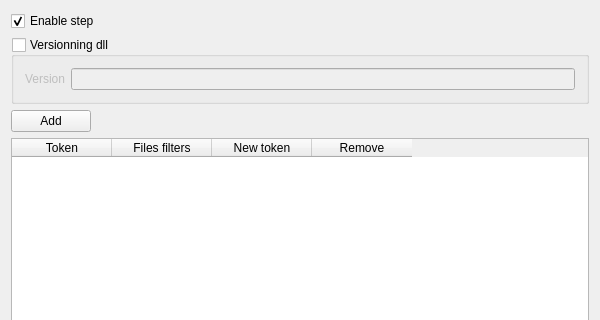
This is ReplacePanel.ui in roomain/DontNeedADO as Qt 5 draws it before an edit; both pictures show x 0 to 600 and y 0 to 320 of the 600 by 486 pixel window. The edited form follows.
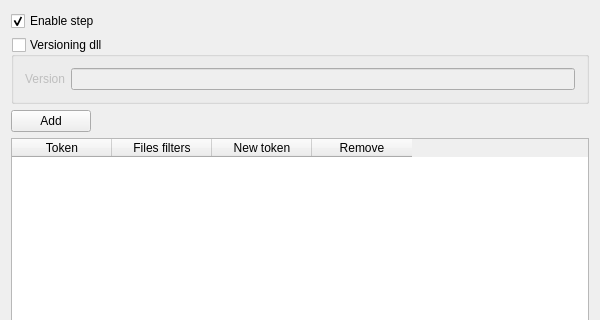
This is the edited form.

```diff
--- a/ReplacePanel.ui
+++ b/ReplacePanel.ui
@@ -81,7 +81,7 @@
       </size>
      </property>
      <property name="title">
-      <string>Versionning dll</string>
+      <string>Versioning dll</string>
      </property>
      <property name="checkable">
       <bool>true</bool>
```
Left out of the diff: 27 changed lines with no effect on the pictures.
